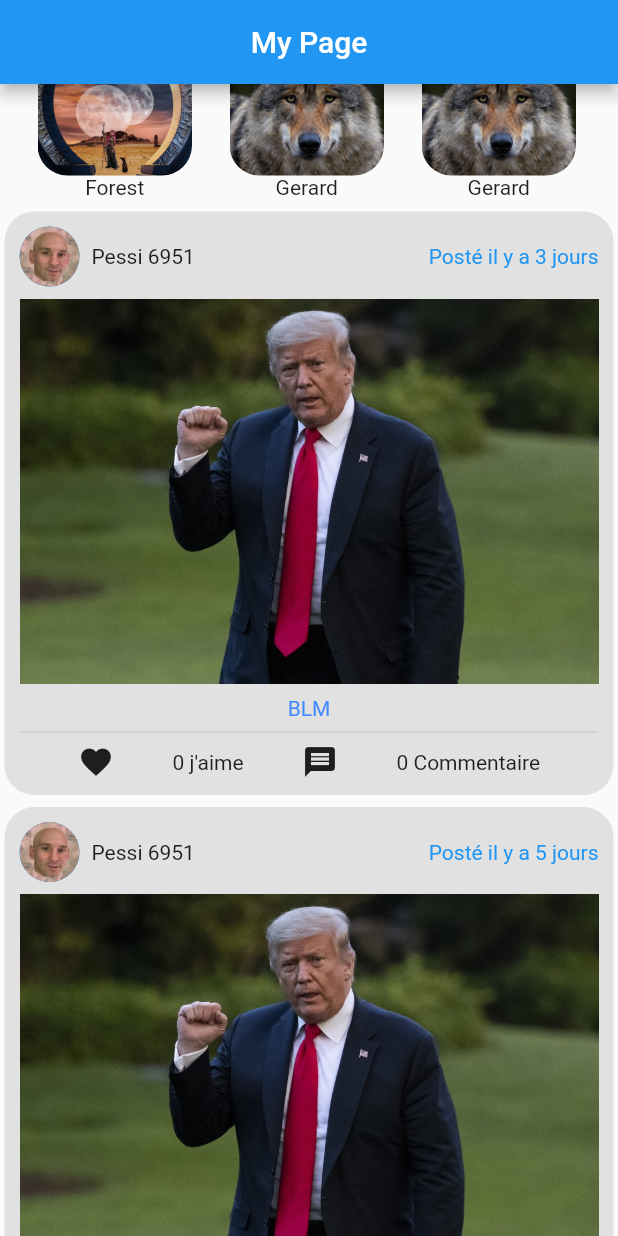
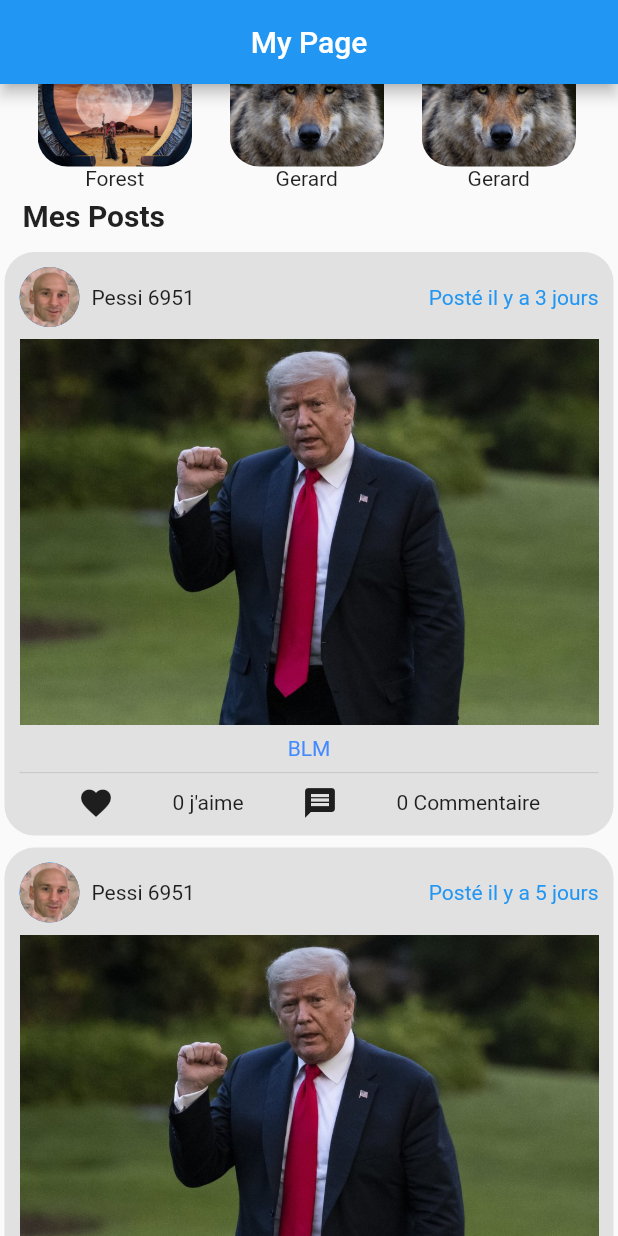
Before and after one commit to Zuhrdev/My-first-Flutter-App, a Flutter app: the screen it shows after launch, scrolled down 576 dp, on a phone screen of 412 x 824 dp. Run offline on Flutter 3.47's test engine with Material 2 defaults, Android fonts, the phone set to English and light mode, and no system bars.

Commit message:
switch function to dart file

```diff
--- a/firstUI/lib/main.dart
+++ b/firstUI/lib/main.dart
@@ -1,5 +1,7 @@
+import 'package:first_ui/main_title_text.dart';
 import 'package:flutter/material.dart';
 import 'post.dart';
+import 'section_name.dart';
 
 void main() {
   runApp(const MyApp());
@@ -49,7 +51,8 @@ class HomePage extends StatelessWidget {
                 Padding(padding: EdgeInsets.only(top: 145), child: ProfileAvtar(radius: 45),)
               ],
             ),
-            Text("Pessi 5169", style: TextStyle(color: Colors.black, fontSize: 30, fontWeight: FontWeight.w500)),
+            MainTitleText(data: "Pessi 5169"),
+            //text pessi !!!!!!!!!!!!!!!!!!
             Text("Un Goat n'a pas besoin de bio, mais j'aime donner\n                        de la lecture aux abrutis", style: TextStyle(color: Colors.grey, fontSize: 15),),
             Divider(),
             Row(
@@ -59,11 +62,10 @@ class HomePage extends StatelessWidget {
                 ],
             ),
             Container(
-              margin: EdgeInsets.only(top: 10, left: 10),
               alignment: Alignment.topLeft,
-              child: Text("A propos de moi", style: TextStyle(fontSize: 20, fontWeight: FontWeight.bold),),
+              child: SectionName("A propos de moi"),
             ),
-            Divider(),
+            const Divider(thickness: 2,),
             aboutMe(name: "Coordonnées", icon: Icons.add_call),
             aboutMe(name: "Lieu d'étude", icon: Icons.account_balance_rounded),
             aboutMe(name: "Langues maîtrisées", icon:Icons.abc),
@@ -83,6 +85,11 @@ class HomePage extends StatelessWidget {
                   child: friendsList("Gerard", "images/wolf.jpg", size.width/4),)
             ]),
             //posts(time: "3 days", image: "images/cover.jpg", desc: "this sound to be a fucking forest"),
+            Container(
+              padding: EdgeInsets.only(left: 10),
+              alignment: Alignment.topLeft,
+              child: SectionName("Mes Posts"),
+            ),
             post(post: posts[0]),
             post(post: posts[1]),
 
--- a/firstUI/lib/main_title_text.dart
+++ b/firstUI/lib/main_title_text.dart
@@ -0,0 +1,18 @@
+import 'package:flutter/material.dart';
+
+import 'package:flutter/cupertino.dart';
+
+class MainTitleText extends Text {
+  final String data;
+
+  MainTitleText({super.key, required this.data}): super(
+    data,
+    style: TextStyle(
+      fontSize: 25,
+      fontStyle: FontStyle.italic,
+      fontWeight: FontWeight.bold
+    )
+  );
+}
+
+//Text("Pessi 5169", style: TextStyle(color: Colors.black, fontSize: 30, fontWeight: FontWeight.w500)),
--- /dev/null
+++ b/firstUI/lib/section_name.dart
@@ -0,0 +1,17 @@
+import 'package:flutter/material.dart';
+
+class SectionName extends StatelessWidget {
+  final String text;
+  SectionName(this.text);
+
+  @override
+  Widget build(BuildContext context) {
+    return Padding(
+        padding: EdgeInsets.all(5),
+        child: Text(
+          text,
+          style: TextStyle(fontWeight: FontWeight.w600, fontSize: 20, ),
+        ),
+    );
+  }
+}
```
